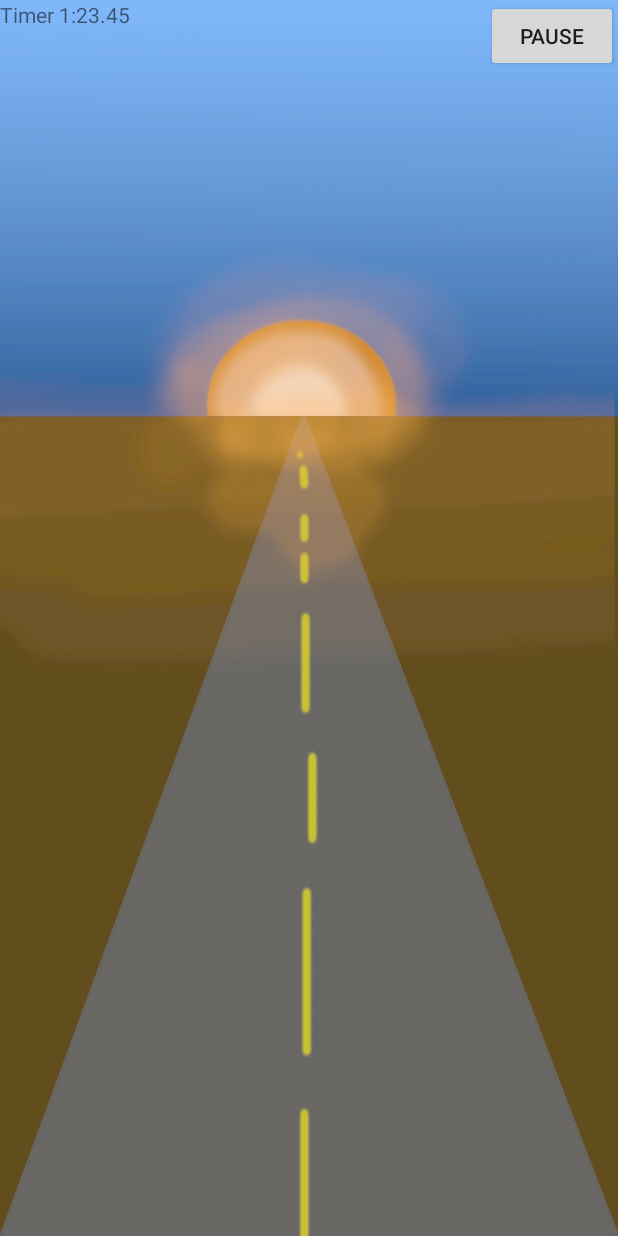
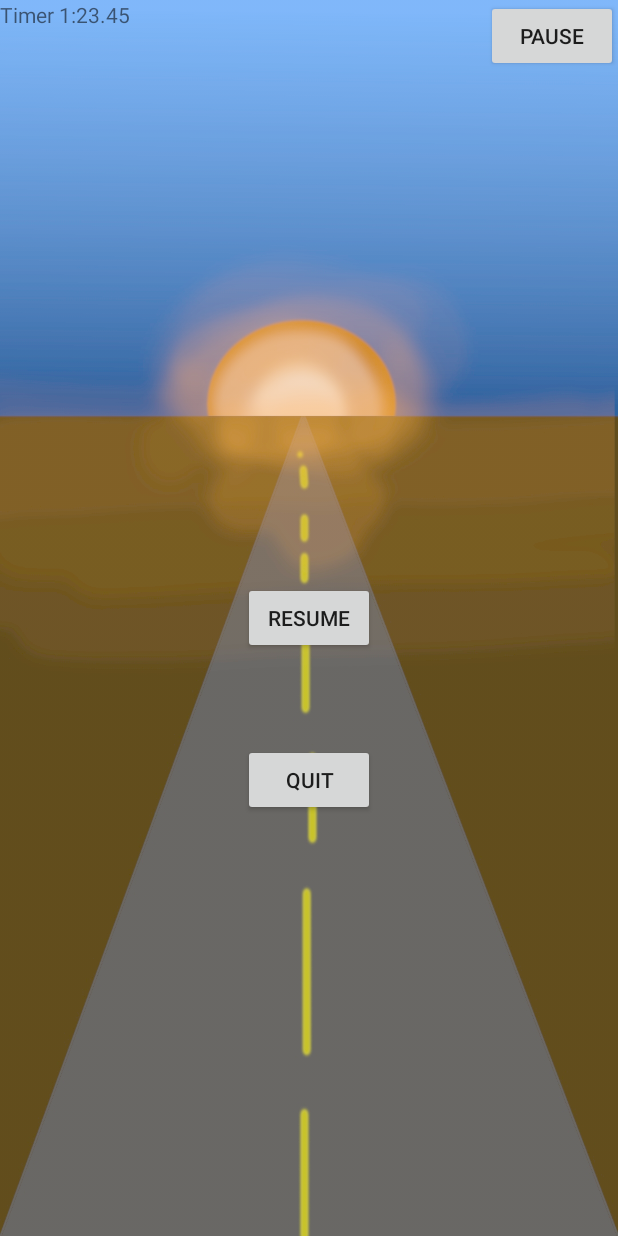
Before and after one commit to Nomadjackalope/Runner, an Android app: the layout activity_main.xml on its own in the app's theme, with its tools: preview values and no code run, on a phone screen of 412 x 824 dp. Run offline under Robolectric (Android 15) with nearby library versions, the phone set to English and light mode, and no system bars.

Commit message:
separated resume and quit for less accidental quitting

```diff
--- a/app/src/main/res/layout/activity_main.xml
+++ b/app/src/main/res/layout/activity_main.xml
@@ -164,7 +164,7 @@
         android:layout_width="match_parent"
         android:layout_height="match_parent"
         android:id="@+id/pauseMenu"
-        android:visibility="gone">
+        android:visibility="visible">
 
         <Button
             android:layout_width="wrap_content"
@@ -180,7 +180,8 @@
             android:text="@string/quit"
             android:id="@+id/pauseMMButton"
             android:layout_below="@+id/resumeButton"
-            android:layout_centerHorizontal="true" />
+            android:layout_centerHorizontal="true"
+            android:layout_marginTop="60dp" />
     </RelativeLayout>
 
     <FrameLayout
```
Also changed, not shown: app/src/main/java/com/runrmby/runner/GameView.java (+8 -4 lines).
